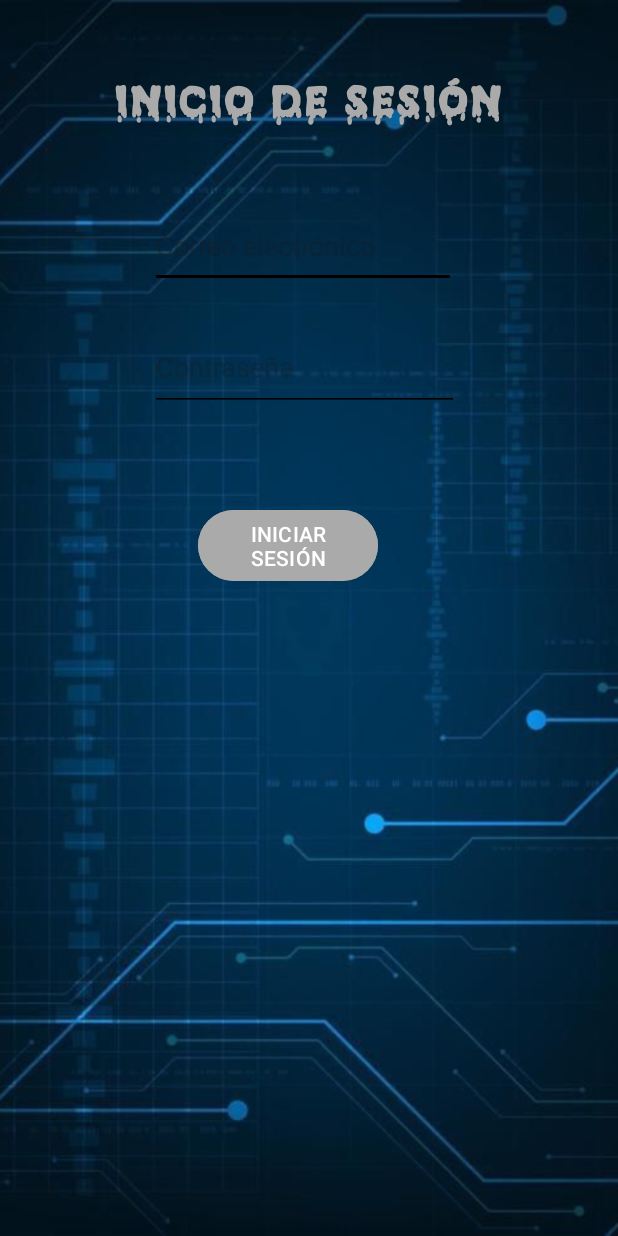
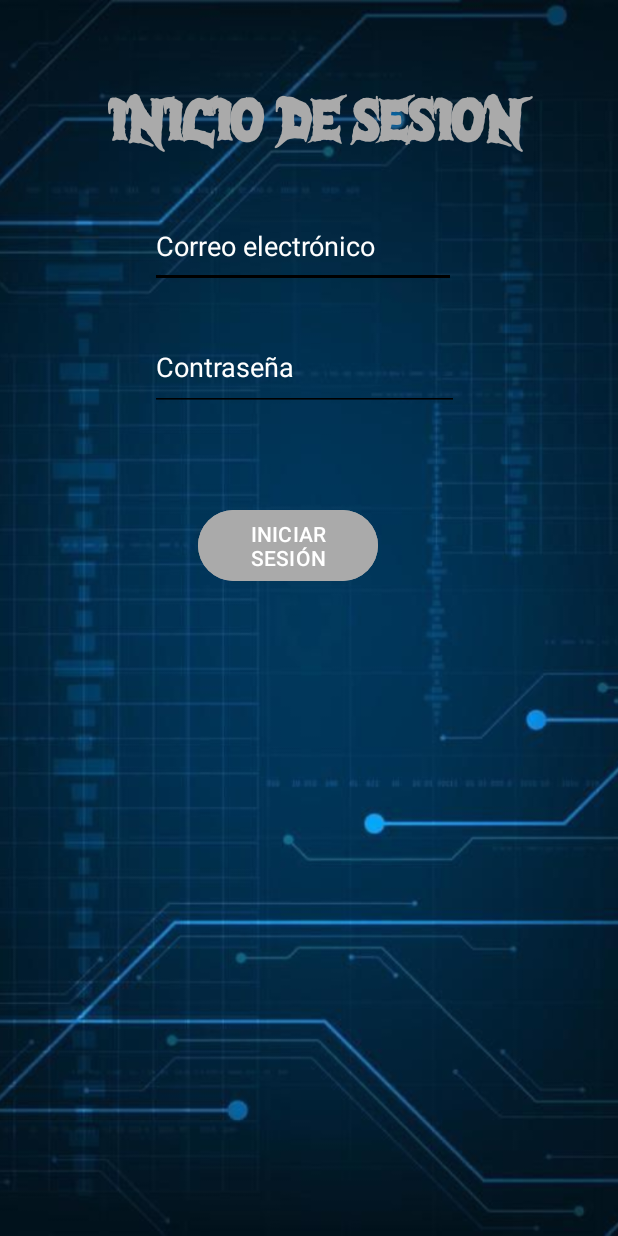
Before and after one commit to nataliagarcia2004/CIBERQUIZ_P1, an Android app: the screen it shows after launch (MainActivity), on a phone screen of 412 x 824 dp. Run offline under Robolectric (Android 15) with nearby library versions, the phone set to English and light mode, and no system bars.

Commit message:
primeros cambios esteticos

```diff
--- a/app/src/main/res/layout/activity_main.xml
+++ b/app/src/main/res/layout/activity_main.xml
@@ -18,11 +18,11 @@
 
     <TextView
         android:id="@+id/textView"
-        android:layout_width="273dp"
+        android:layout_width="300dp"
         android:layout_height="60dp"
-        android:layout_marginStart="76dp"
-        android:layout_marginTop="52dp"
-        android:fontFamily="@font/melted"
+        android:layout_marginStart="72dp"
+        android:layout_marginTop="60dp"
+        android:fontFamily="@font/nueva_fuente"
         android:text="INICIO DE SESIÓN"
         android:textColor="@android:color/darker_gray"
         android:textSize="34sp"
@@ -39,7 +39,10 @@
         android:backgroundTint="@android:color/black"
         android:hint="Correo electrónico"
         android:inputType="textEmailAddress"
-        android:textColor="@android:color/black"
+        android:shadowColor="@color/design_default_color_background"
+        android:textColor="@color/white"
+        android:textColorHint="@color/white"
+        android:textColorLink="@color/design_default_color_background"
         app:layout_constraintStart_toStartOf="parent"
         app:layout_constraintTop_toTopOf="parent" />
 
@@ -53,6 +56,7 @@
         android:hint="Contraseña"
         android:inputType="textPassword"
         android:textColor="@android:color/black"
+        android:textColorHint="@color/design_default_color_background"
         app:layout_constraintStart_toStartOf="parent"
         app:layout_constraintTop_toTopOf="parent" />
 
```
Also changed, not shown: app/src/main/res/layout/activity_menu.xml (+7 -6 lines), app/src/main/res/font/nueva_fuente.ttf (added), app/src/main/res/font/tokyo.ttf (added).
